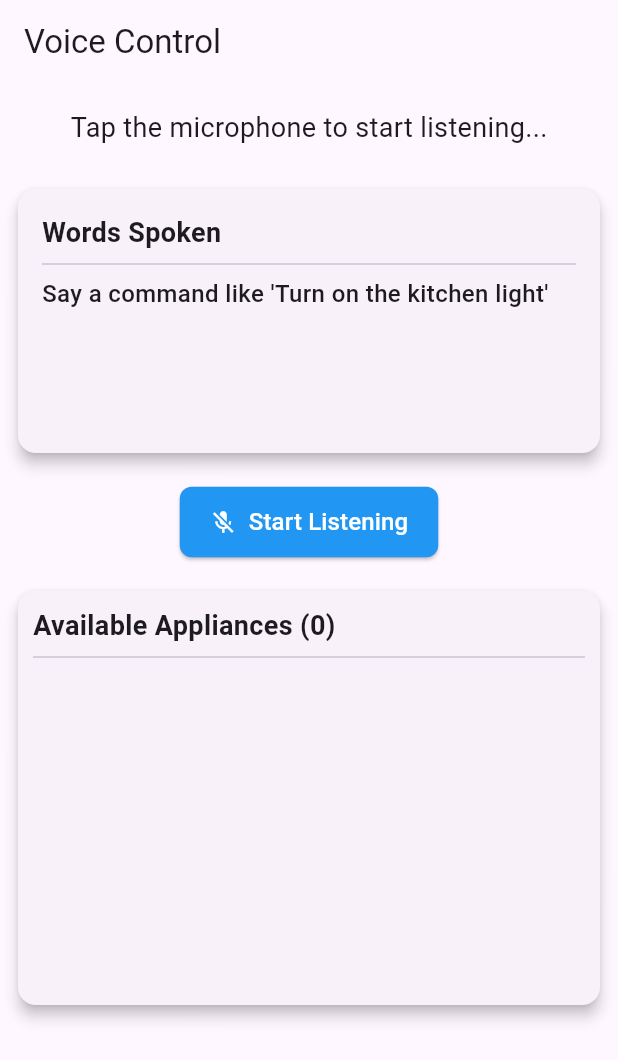
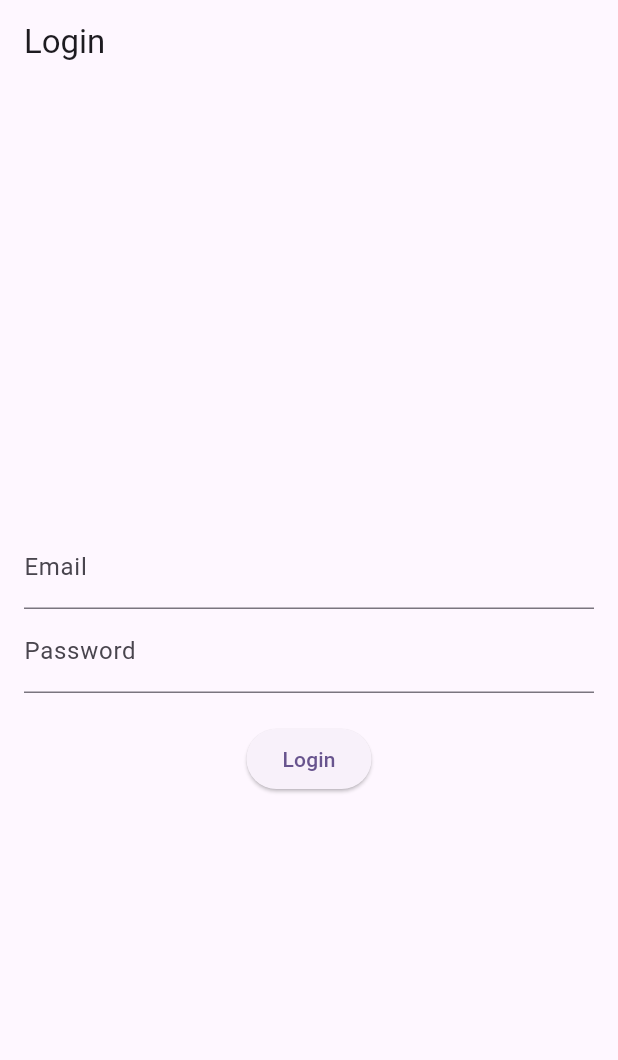
Before and after one commit to imbagalaxy1/voice_assistant, a Flutter app: the screen it shows after launch, on a phone screen of 412 x 824 dp. Shown: the top 1060 px of the screen. Run offline on Flutter 3.47's test engine with Material 3 defaults, Android fonts, the light colour scheme and no system bars; our stand-ins replace firebase_auth, firebase_core, firebase_database, speech_to_text; accounts and stored records are empty.

```diff
--- a/lib/main.dart
+++ b/lib/main.dart
@@ -1,4 +1,5 @@
 import 'package:firebase_core/firebase_core.dart';
+import 'package:firebase_auth/firebase_auth.dart';
 import 'package:flutter/material.dart';
 import 'package:voice_assistant/speech_to_text.dart';
 import 'package:voice_assistant/voice_control_screen.dart';
@@ -21,7 +22,75 @@ class MyApp extends StatelessWidget {
         colorScheme: ColorScheme.fromSeed(seedColor: Colors.deepPurple),
         useMaterial3: true,
       ),
-      home: const VoiceAssistant(),
+      home: const LoginScreen(),
     );
   }
 }
+
+class LoginScreen extends StatefulWidget {
+  const LoginScreen({super.key});
+
+  @override
+  _LoginScreenState createState() => _LoginScreenState();
+}
+
+class _LoginScreenState extends State<LoginScreen> {
+  final TextEditingController emailController = TextEditingController();
+  final TextEditingController passwordController = TextEditingController();
+  final FirebaseAuth _auth = FirebaseAuth.instance;
+  String? errorMessage;
+
+  Future<void> login() async {
+    try {
+      UserCredential userCredential = await _auth.signInWithEmailAndPassword(
+        email: emailController.text.trim(),
+        password: passwordController.text.trim(),
+      );
+      if (userCredential.user?.email == "imbagalaxy1@gmail.com") {
+        Navigator.pushReplacement(
+          context,
+          MaterialPageRoute(builder: (context) => const VoiceAssistant()),
+        );
+      } else {
+        setState(() => errorMessage = "Access Denied: Unauthorized User");
+        await _auth.signOut();
+      }
+    } catch (e) {
+      setState(() => errorMessage = e.toString());
+    }
+  }
+
+  @override
+  Widget build(BuildContext context) {
+    return Scaffold(
+      appBar: AppBar(title: Text("Login")),
+      body: Padding(
+        padding: EdgeInsets.all(16.0),
+        child: Column(
+          mainAxisAlignment: MainAxisAlignment.center,
+          children: [
+            TextField(
+              controller: emailController,
+              decoration: InputDecoration(labelText: "Email"),
+              keyboardType: TextInputType.emailAddress,
+            ),
+            TextField(
+              controller: passwordController,
+              decoration: InputDecoration(labelText: "Password"),
+              obscureText: true,
+            ),
+            SizedBox(height: 20),
+            ElevatedButton(
+              onPressed: login,
+              child: Text("Login"),
+            ),
+            if (errorMessage != null) ...[
+              SizedBox(height: 10),
+              Text(errorMessage!, style: TextStyle(color: Colors.red)),
+            ]
+          ],
+        ),
+      ),
+    );
+  }
+}
--- a/pubspec.yaml
+++ b/pubspec.yaml
@@ -37,6 +37,7 @@ dependencies:
   speech_to_text: ^7.0.0
   firebase_core: ^3.12.1
   firebase_database: ^11.3.4
+  firebase_auth: ^5.5.1
 
 dev_dependencies:
   flutter_test:
```
Also changed, not shown: pubspec.lock, 5 other files.
